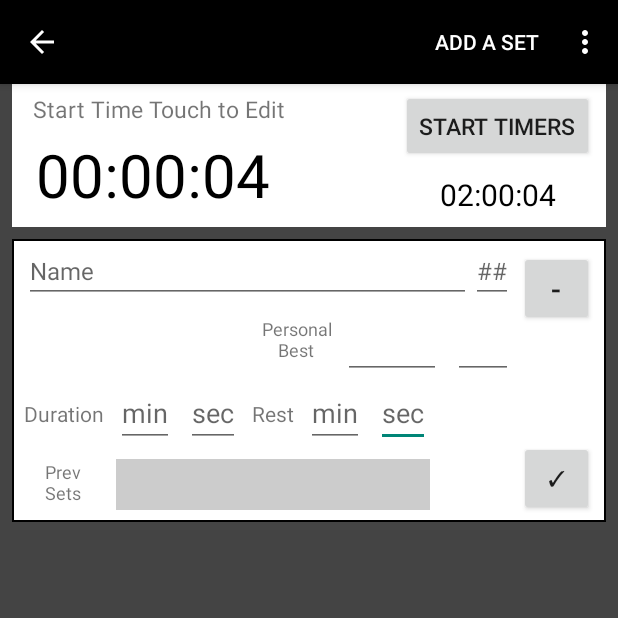
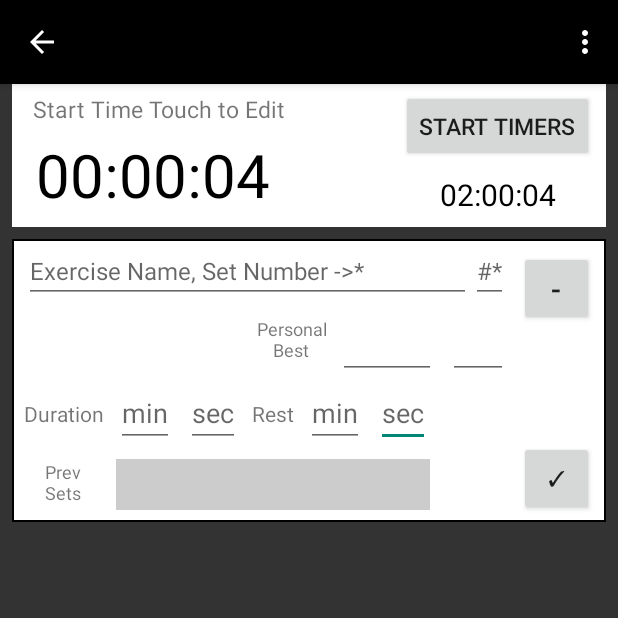
Before and after one commit to heliam1/howtobefit, an Android app: the ExerciseSetsActivity screen opened directly, with no data from a screen before it, after a tap on an icon or button, on a phone screen of 412 x 824 dp, the top half of it. Run offline under Robolectric (Android 15) with nearby library versions, the phone set to English and light mode, and no system bars; our stand-ins replace Dagger/Hilt's generated code, RxJava; 4 statements that could not run were skipped; 2 other taps on this screen came first.

Commit message:
release version number gradle, removed add button, addexpandaddexpand fix

```diff
--- a/app/src/main/AndroidManifest.xml
+++ b/app/src/main/AndroidManifest.xml
@@ -1,5 +1,8 @@
 <manifest xmlns:android="http://schemas.android.com/apk/res/android"
-    package="com.heliam1.HowToBeFit">
+    package="com.heliam1.HowToBeFit"
+    android:versionCode="2"
+
+    >
 
     <application
         android:allowBackup="false"
--- a/app/src/main/java/com/heliam1/HowToBeFit/ui/ExerciseSets/ExerciseSetsActivity.java
+++ b/app/src/main/java/com/heliam1/HowToBeFit/ui/ExerciseSets/ExerciseSetsActivity.java
@@ -159,7 +159,9 @@ public class ExerciseSetsActivity extends AppCompatActivity implements ExerciseS
         builder.setMessage("Exit and?");
         builder.setPositiveButton("Save", new DialogInterface.OnClickListener() {
             public void onClick(DialogInterface dialog, int id) {
+                minimiseExerciseSet(mCurrentElement, false);
                 mExerciseSetsPresenter.saveExerciseSets(mWorkoutId);
+                finish();
             }
         });
         builder.setNegativeButton("Discard", new DialogInterface.OnClickListener() {
@@ -276,6 +278,7 @@ public class ExerciseSetsActivity extends AppCompatActivity implements ExerciseS
             expandButton.setOnClickListener(new View.OnClickListener() {
                 @Override
                 public void onClick(View view) {
+                    minimiseExerciseSet(mCurrentElement, false);
                     mExerciseSetsPresenter.saveExerciseSetsToRepository();
                     expandExerciseSet(startExsetListprev);
                 }
@@ -346,6 +349,7 @@ public class ExerciseSetsActivity extends AppCompatActivity implements ExerciseS
                 expandButton.setOnClickListener(new View.OnClickListener() {
                     @Override
                     public void onClick(View view) {
+                        minimiseExerciseSet(mCurrentElement, false);
                         mExerciseSetsPresenter.saveExerciseSetsToRepository();
                         expandExerciseSet(startExsetListprev);
                     }
--- a/app/src/main/java/com/heliam1/HowToBeFit/ui/ExerciseSets/ExerciseSetsPresenter.java
+++ b/app/src/main/java/com/heliam1/HowToBeFit/ui/ExerciseSets/ExerciseSetsPresenter.java
@@ -129,7 +129,7 @@ public class ExerciseSetsPresenter {
             }
 
         } catch (Exception e) {
-            mView.displayToast("Needs name, set #, and order");
+            mView.displayToast("An exercise requires a name and set number (#*)");
             return;
         }
 
@@ -252,7 +252,7 @@ public class ExerciseSetsPresenter {
         long time = Calendar.getInstance().getTimeInMillis();
 
         try { saveExerciseSetsToRepository(); }
-        catch (Exception e) { return; }
+        catch (Exception e) { mView.displayToast("Error saving exercise sets"); return; }
 
         compositeDisposable.add(mExerciseSetsRepository.saveExerciseSets(time)
                 .subscribeOn(Schedulers.io())
--- a/app/src/main/res/layout/activity_exercise_sets.xml
+++ b/app/src/main/res/layout/activity_exercise_sets.xml
@@ -4,7 +4,7 @@
     xmlns:tools="http://schemas.android.com/tools"
     android:layout_width="match_parent"
     android:layout_height="match_parent"
-    android:background="@color/colorOldPrimary"
+    android:background="@color/colorPrimary"
     android:orientation="vertical">
 
     <ScrollView
--- a/app/src/main/res/layout/expanded_exerciseset.xml
+++ b/app/src/main/res/layout/expanded_exerciseset.xml
@@ -75,7 +75,7 @@
         android:layout_width="wrap_content"
         android:layout_height="wrap_content"
         android:layout_marginEnd="8dp"
-        android:hint="##"
+        android:hint="#*"
         android:maxLines="1"
         android:textAlignment="center"
         android:textSize="16sp"
@@ -91,7 +91,7 @@
         android:layout_gravity="left"
         android:layout_marginEnd="32dp"
         android:layout_marginStart="8dp"
-        android:hint="Name"
+        android:hint="Exercise Name, Set Number ->*"
         android:inputType="text"
         android:maxLines="1"
         android:textSize="16sp"
--- a/app/src/main/res/layout/item_workout.xml
+++ b/app/src/main/res/layout/item_workout.xml
@@ -7,20 +7,22 @@
     android:orientation="vertical"
     android:layout_width="150dp"
     android:layout_height="wrap_content"
-    android:background="@color/colorPrimaryLight">
+    android:background="@android:color/white">
 
     <ImageView
-        android:background="@android:color/black"
+        android:background="@color/colorPrimaryLight"
         android:id="@+id/image_view_image_workout"
         android:layout_width="match_parent"
         android:layout_height="160dp"/>
 
     <EditText
+        android:textColor="@android:color/black"
         android:id="@+id/edit_text_name_workout"
         android:layout_width="match_parent"
         android:layout_height="wrap_content" />
 
     <TextView
+        android:textColor="@android:color/black"
         android:id="@+id/text_view_date_workout"
         android:layout_width="match_parent"
         android:layout_height="wrap_content"
--- a/app/src/main/res/menu/menu_exercisesets.xml
+++ b/app/src/main/res/menu/menu_exercisesets.xml
@@ -1,11 +1,6 @@
 <?xml version="1.0" encoding="utf-8"?>
 <menu xmlns:app="http://schemas.android.com/apk/res-auto"
     xmlns:android="http://schemas.android.com/apk/res/android">
-
-    <item
-        android:id="@+id/item_menu_add_set"
-        android:title="ADD A SET"
-        app:showAsAction="ifRoom"/>
 
     <item
         android:id="@+id/item_menu_delete_workout"
--- a/app/src/main/res/values/colors.xml
+++ b/app/src/main/res/values/colors.xml
@@ -1,9 +1,18 @@
 <?xml version="1.0" encoding="utf-8"?>
 <resources>
-    <color name="colorPrimary">#000000</color>
-    <color name="colorOldPrimary">#444444</color>
-    <color name="colorPrimaryLight">#999999</color>
-    <color name="colorPrimaryDark">#000000</color>
-    <color name="colorAccent">#f0f4c3</color>
+    <!-- Layout colors -->
+    <color name="colorPrimaryLighter">#999999</color>
+    <color name="colorPrimaryLight">#666666</color>
+    <color name="colorPrimary">#333333</color>
+    <color name="colorPrimaryDark">#222222</color>
+    <color name="colorBorder">#414246</color>
+    <color name="colorPrimaryDarker">#111111</color>
+
+    <!-- Text colors -->
+    <!-- <color name="colorAccent">#f0f4c3</color> --> <!-- This should make it the deafult android green -->
     <color name="colorWhite">#ffffff</color>
+    <color name="colorNotWhite">#cfd0d3</color>
+
+    <!-- Symbol colors -->
+    <color name="colorSymbol">#c6c7c8</color>
 </resources>
--- a/app/src/main/res/values/strings.xml
+++ b/app/src/main/res/values/strings.xml
@@ -1,5 +1,5 @@
 <resources>
-    <string name="app_name">Fitter</string>
+    <string name="app_name">Notifications Fitness</string>
 
     <string name="content_authority">com.heliam1.HowToBeFit</string>
 
```
Also changed, not shown: app/build.gradle (+9 -14 lines), app/src/main/res/layout/activity_main.xml (+5 -3 lines), 2 other files.
